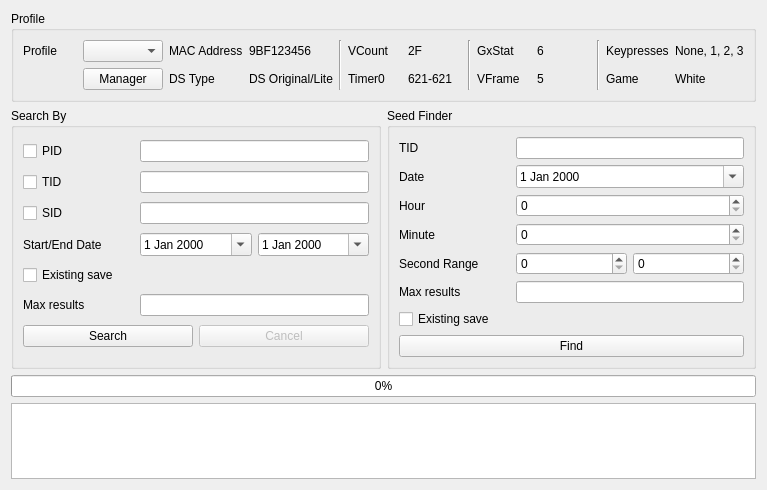
The window that Forms/Gen5/IDs5.ui (Admiral-Fish/PokeFinder) describes before a commit, drawn with Qt 5.
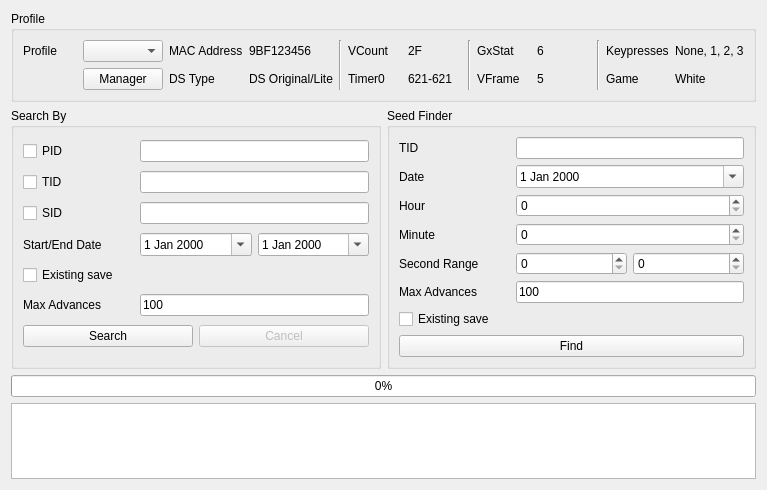
The same window after the commit. Custom widgets are drawn as their Qt base class.

Diff of the .ui file:
```diff
--- a/Forms/Gen5/IDs5.ui
+++ b/Forms/Gen5/IDs5.ui
@@ -200,12 +200,16 @@
        </widget>
       </item>
       <item row="5" column="1" colspan="2">
-       <widget class="TextBox" name="textBoxSeedFinderMaxResults"/>
+       <widget class="TextBox" name="textBoxSeedFinderMaxResults">
+        <property name="text">
+         <string notr="true">100</string>
+        </property>
+       </widget>
       </item>
       <item row="5" column="0">
        <widget class="QLabel" name="labelFrameRange">
         <property name="text">
-         <string>Max results</string>
+         <string>Max Advances</string>
         </property>
        </widget>
       </item>
@@ -361,12 +365,16 @@
       <item row="5" column="0">
        <widget class="QLabel" name="labelMaxFrame">
         <property name="text">
-         <string>Max results</string>
+         <string>Max Advances</string>
         </property>
        </widget>
       </item>
       <item row="5" column="1" colspan="2">
-       <widget class="TextBox" name="textBoxMaxResults"/>
+       <widget class="TextBox" name="textBoxMaxResults">
+        <property name="text">
+         <string notr="true">100</string>
+        </property>
+       </widget>
       </item>
       <item row="6" column="0" colspan="3">
        <layout class="QHBoxLayout" name="horizontalLayout">
```
Left out of the diff: 60 changed lines with no effect on the pictures.
